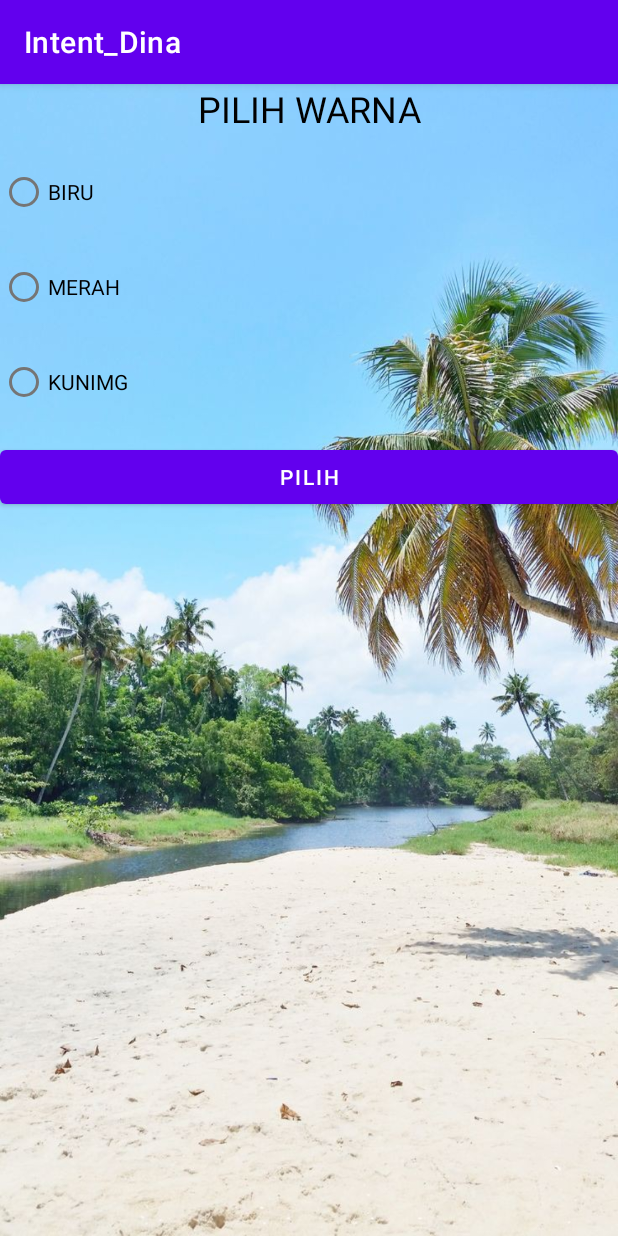
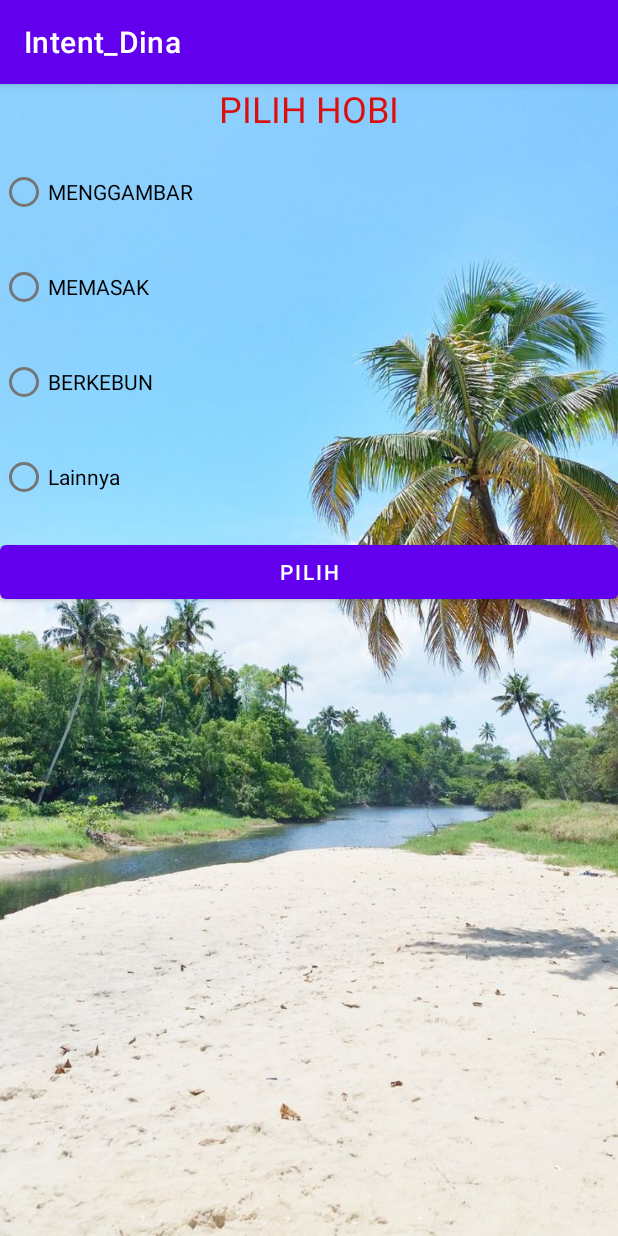
Before and after one commit to davidfathurrahman/Intent_Dina, an Android app: the screen it shows after launch (MoveForResultActivity), after a tap on "HASIL DARI ACTIVITY", on a phone screen of 412 x 824 dp. Run offline under Robolectric (Android 15) with nearby library versions, the phone set to English and light mode, and no system bars.

Commit message:
Intent_Dina
Revisi Intent_Dina

```diff
--- a/app/src/main/java/com/dina/intent_dina/MainActivity.kt
+++ b/app/src/main/java/com/dina/intent_dina/MainActivity.kt
@@ -33,13 +33,13 @@ class MainActivity : AppCompatActivity(), View.OnClickListener {
         btnResultFromActivity.setOnClickListener(this)
 
         tvResult = findViewById(R.id.tv_result)
-        ColorReceived()
+        HobbyReceived()
     }
 
-    private fun ColorReceived() {
+    private fun HobbyReceived() {
         val bundle = intent.extras
-        val warna = bundle?.getString("Warna")
-        tvResult.text = warna
+        val Hobby = bundle?.getString("Hobby")
+        tvResult.text = Hobby
     }
 
     override fun onClick(v: View?) {
--- a/app/src/main/java/com/dina/intent_dina/MoveForResultActivity.kt
+++ b/app/src/main/java/com/dina/intent_dina/MoveForResultActivity.kt
@@ -8,7 +8,7 @@ import android.widget.RadioButton
 import android.widget.RadioGroup
 
 class MoveForResultActivity : AppCompatActivity() {
-    var rgColor: RadioGroup? = null
+    var rgHobby: RadioGroup? = null
     lateinit var radioButton: RadioButton
     private lateinit var btnChoose: Button
 
@@ -16,15 +16,15 @@ class MoveForResultActivity : AppCompatActivity() {
         super.onCreate(savedInstanceState)
         setContentView(R.layout.activity_move_for_result)
 
-        rgColor = findViewById(R.id.rg_color)
+        rgHobby = findViewById(R.id.rg_hobby)
         btnChoose = findViewById(R.id.btn_choose)
         btnChoose.setOnClickListener {
-            val selectOption: Int = rgColor!!.checkedRadioButtonId
+            val selectOption: Int = rgHobby!!.checkedRadioButtonId
             radioButton = findViewById(selectOption)
 
             val intent = Intent(this, MainActivity::class.java)
             val bundle = Bundle()
-            bundle.putString("Warna", radioButton.text as String)
+            bundle.putString("Hobby", radioButton.text as String)
             intent.putExtras(bundle)
             startActivity(intent)
         }
--- a/app/src/main/res/layout/activity_move_for_result.xml
+++ b/app/src/main/res/layout/activity_move_for_result.xml
@@ -11,36 +11,42 @@
     <TextView
         android:layout_width="match_parent"
         android:layout_height="wrap_content"
-        android:text="@string/choose_color"
+        android:text="@string/choose_hobby"
         android:layout_marginBottom="@dimen/activity_vertical_margin"
         android:layout_marginLeft="@dimen/activity_horizontal_margin"
         android:layout_marginRight="@dimen/activity_horizontal_margin"
         android:textSize="24sp"
-        android:textColor="@color/black"
+        android:textColor="#DC0F0F"
         android:gravity="center"/>
     <RadioGroup
         android:layout_width="match_parent"
         android:layout_height="wrap_content"
-        android:id="@+id/rg_color"
+        android:id="@+id/rg_hobby"
         android:orientation="vertical">
         <RadioButton
             android:layout_width="match_parent"
             android:layout_height="wrap_content"
-            android:id="@+id/rb_blue"
-            android:text="@string/blue"
+            android:id="@+id/rb_drawing"
+            android:text="@string/drawing"
             android:layout_marginBottom="@dimen/activity_vertical_margin"/>
         <RadioButton
             android:layout_width="match_parent"
             android:layout_height="wrap_content"
-            android:id="@+id/rb_red"
-            android:text="@string/red"
+            android:id="@+id/rb_cooking"
+            android:text="@string/cooking"
             android:layout_marginBottom="@dimen/activity_vertical_margin"/>
         <RadioButton
             android:layout_width="match_parent"
             android:layout_height="wrap_content"
-            android:id="@+id/rb_yellow"
-            android:text="@string/yellow"
+            android:id="@+id/rb_farming"
+            android:text="@string/farming"
             android:layout_marginBottom="@dimen/activity_vertical_margin"/>
+        <RadioButton
+            android:layout_width="match_parent"
+            android:layout_height="wrap_content"
+            android:id="@+id/rb_the_other"
+            android:text="@string/the_other"
+            android:layout_marginBottom="15dp"/>
     </RadioGroup>
     <Button
         android:layout_width="match_parent"
--- a/app/src/main/res/values/strings.xml
+++ b/app/src/main/res/values/strings.xml
@@ -5,10 +5,11 @@
     <string name="dial_number">PANGGIL TELEPON</string>
     <string name="move_with_result">PINDAH ACTIVITY UNTUK RESULT</string>
     <string name="result_from_activity">HASIL DARI ACTIVITY</string>
-    <string name="choose_color">PILIH WARNA</string>
-    <string name="blue">BIRU</string>
-    <string name="yellow">KUNIMG</string>
-    <string name="red">MERAH</string>
+    <string name="choose_hobby">PILIH HOBI</string>
+    <string name="drawing">MENGGAMBAR</string>
+    <string name="cooking">MEMASAK</string>
+    <string name="farming">BERKEBUN</string>
+    <string name="the_other">Lainnya</string>
     <string name="choose">PILIH</string>
     <string name="data_received">DATA DITERIMA</string>
     <string name="this_is_move_activity">INI PINDAH ACTIVITY</string>
```
